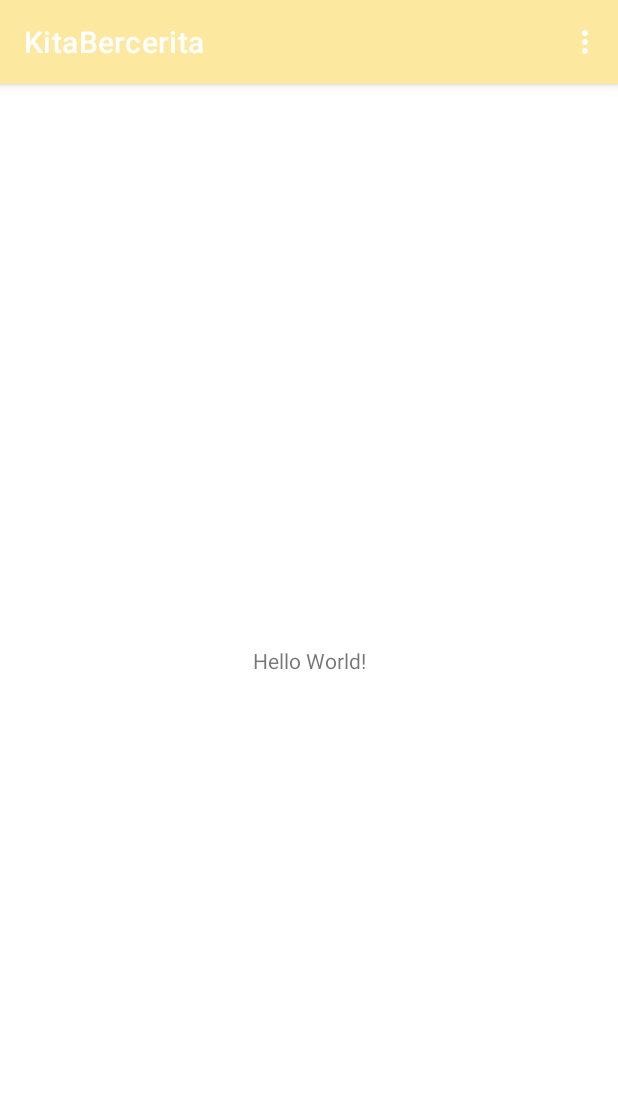
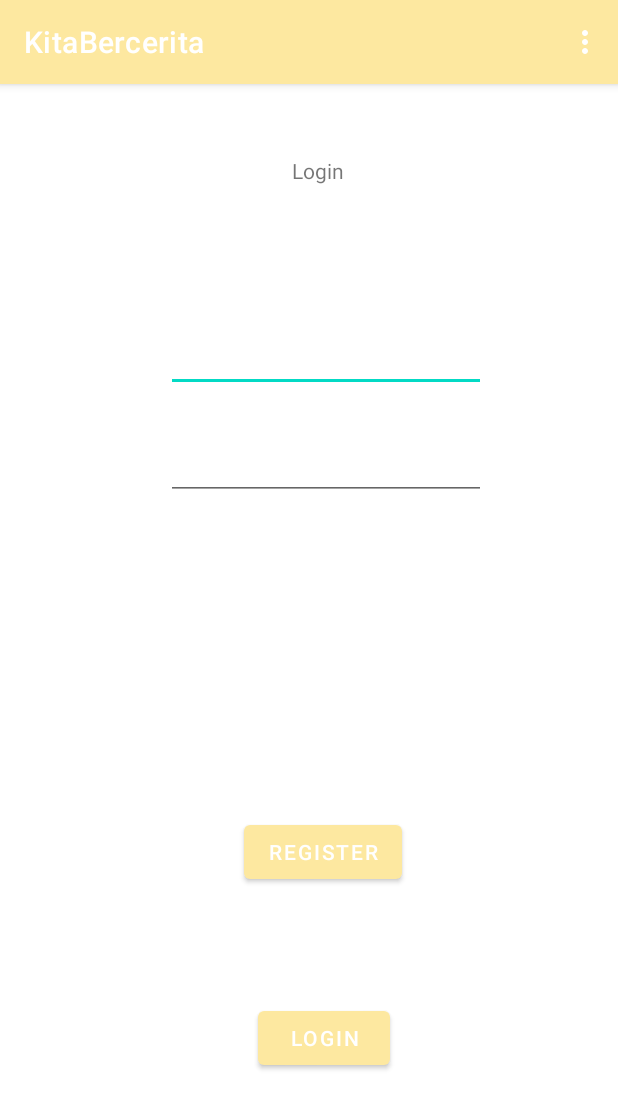
Before and after one commit to NJuGau/KitaBercerita, an Android app: the screen it shows after launch (LoginActivity), on a phone screen of 412 x 824 dp. Shown: the top 1109 px of the screen. Run offline under Robolectric (Android 15) with nearby library versions, the phone set to English and light mode, and no system bars.

Commit message:
login nya masih blom kelar, register masih perlu dirapihkan

```diff
--- a/app/src/main/java/com/example/kitabercerita/LoginActivity.java
+++ b/app/src/main/java/com/example/kitabercerita/LoginActivity.java
@@ -8,6 +8,8 @@ import android.os.Bundle;
 import android.view.Menu;
 import android.view.MenuInflater;
 import android.view.MenuItem;
+import android.view.View;
+import android.widget.Button;
 
 public class LoginActivity extends AppCompatActivity {
 
@@ -39,5 +41,16 @@ public class LoginActivity extends AppCompatActivity {
     protected void onCreate(Bundle savedInstanceState) {
         super.onCreate(savedInstanceState);
         setContentView(R.layout.activity_login);
+        Button goToRegisterButton = findViewById(R.id.toRegister);
+
+        goToRegisterButton.setOnClickListener(new View.OnClickListener() {
+            @Override
+            public void onClick(View view) {
+
+                Intent intent = new Intent(LoginActivity.this, RegisterActivity.class);
+            }
+        });
+
+
     }
 }
--- a/app/src/main/res/layout/activity_login.xml
+++ b/app/src/main/res/layout/activity_login.xml
@@ -6,13 +6,57 @@
     android:layout_height="match_parent"
     tools:context=".LoginActivity">
 
-    <TextView
+
+    <EditText
+        android:id="@+id/editTextTextEmailAddress2"
         android:layout_width="wrap_content"
         android:layout_height="wrap_content"
-        android:text="Hello World!"
-        app:layout_constraintBottom_toBottomOf="parent"
+        android:layout_marginTop="160dp"
+        android:layout_marginEnd="88dp"
+        android:ems="10"
+        android:inputType="textEmailAddress"
         app:layout_constraintEnd_toEndOf="parent"
-        app:layout_constraintStart_toStartOf="parent"
+        app:layout_constraintTop_toTopOf="parent" />
+
+    <EditText
+        android:id="@+id/editTextTextPassword2"
+        android:layout_width="wrap_content"
+        android:layout_height="wrap_content"
+        android:layout_marginTop="232dp"
+        android:layout_marginEnd="88dp"
+        android:ems="10"
+        android:inputType="textPassword"
+        app:layout_constraintEnd_toEndOf="parent"
+        app:layout_constraintTop_toTopOf="parent" />
+
+    <TextView
+        android:id="@+id/textView2"
+        android:layout_width="41dp"
+        android:layout_height="26dp"
+        android:layout_marginTop="48dp"
+        android:layout_marginEnd="176dp"
+        android:text="Login"
+        app:layout_constraintEnd_toEndOf="parent"
+        app:layout_constraintTop_toTopOf="parent" />
+
+    <Button
+        android:id="@+id/button2"
+        android:layout_width="wrap_content"
+        android:layout_height="wrap_content"
+        android:layout_marginTop="612dp"
+        android:layout_marginEnd="152dp"
+        android:text="Login"
+        app:layout_constraintEnd_toEndOf="parent"
+        app:layout_constraintTop_toTopOf="parent" />
+
+    <Button
+        android:id="@+id/toRegister"
+        android:layout_width="wrap_content"
+        android:layout_height="wrap_content"
+        android:layout_marginTop="488dp"
+        android:layout_marginEnd="144dp"
+        android:text="Register"
+        app:layout_constraintEnd_toEndOf="parent"
         app:layout_constraintTop_toTopOf="parent" />
 
 </androidx.constraintlayout.widget.ConstraintLayout>
```
Also changed, not shown: app/src/main/java/com/example/kitabercerita/RegisterActivity.java (+34 -1 lines), app/src/main/res/layout/activity_register.xml (+42 -0 lines).
